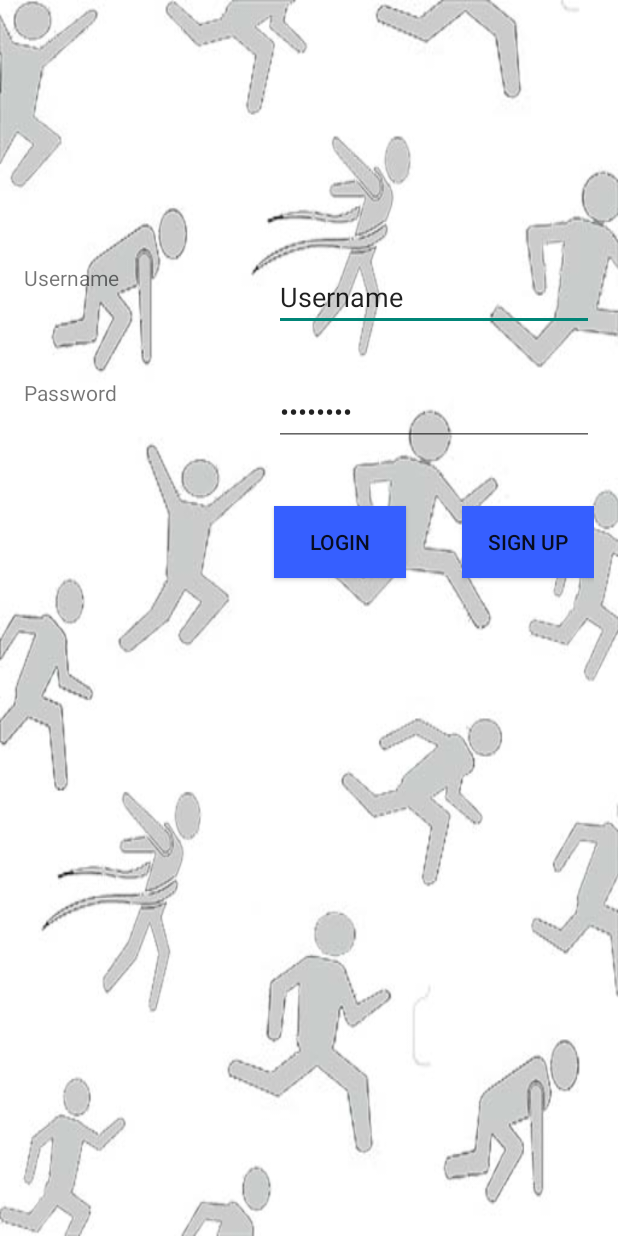
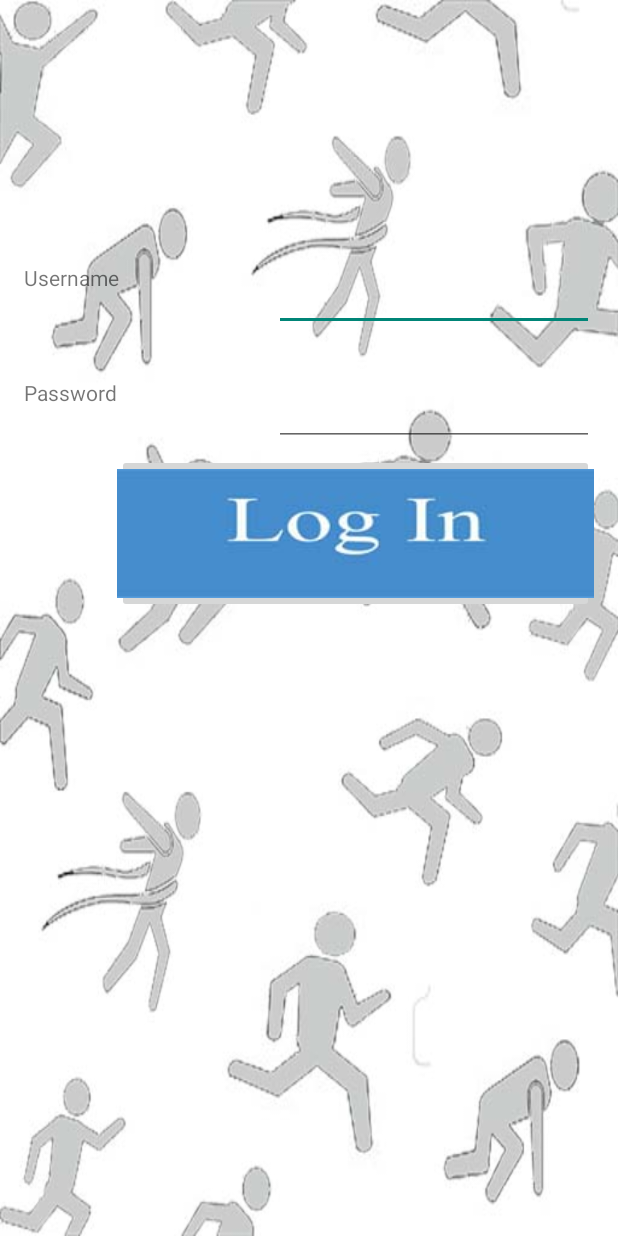
Before and after one commit to wahyuoi/HidupSehat, an Android app: the layout login.xml on its own in the app's theme, with its tools: preview values and no code run, on a phone screen of 412 x 824 dp. Run offline under Robolectric (Android 15) with nearby library versions, the phone set to English and light mode, and no system bars.

Commit message:
Login versi 2.0

```diff
--- a/app/src/main/res/layout/login.xml
+++ b/app/src/main/res/layout/login.xml
@@ -18,7 +18,6 @@
         android:layout_width="wrap_content"
         android:layout_height="wrap_content"
         android:inputType="textPersonName"
-        android:text="Username"
         android:ems="10"
         android:id="@+id/username"
         android:layout_alignTop="@+id/textView"
@@ -43,30 +42,28 @@
         android:id="@+id/password"
         android:layout_alignTop="@+id/textView2"
         android:layout_alignLeft="@+id/username"
-        android:layout_alignStart="@+id/username"
-        android:text="Password" />
+        android:layout_alignStart="@+id/username" />
 
-    <Button
+    <ImageButton
         android:layout_width="wrap_content"
         android:layout_height="wrap_content"
-        android:text="Login"
-        android:id="@+id/submit"
-        android:layout_marginTop="40dp"
+        android:id="@+id/login"
+        android:src="@drawable/login"
         android:layout_below="@+id/password"
-        android:layout_alignLeft="@+id/password"
-        android:layout_alignStart="@+id/password"
-        android:background="#ff365fff" />
+        android:layout_toRightOf="@+id/textView2"
+        android:layout_toEndOf="@+id/textView2"
+        android:layout_marginTop="5dp"
+        />
 
-    <Button
-        android:layout_width="wrap_content"
-        android:layout_height="wrap_content"
-        android:text="Sign Up"
+    <ImageButton
+        android:layout_width="100dp"
+        android:layout_height="60dp"
         android:id="@+id/signup"
-        android:layout_alignTop="@+id/submit"
-        android:layout_alignParentRight="true"
-        android:layout_alignParentEnd="true"
-        android:onClick="gotoSignup"
-
-        android:background="#ff365fff" />
+        android:layout_alignTop="@+id/login"
+        android:layout_toRightOf="@+id/login"
+        android:layout_toEndOf="@+id/login"
+        android:src="@drawable/signup"
+        android:layout_marginLeft="5dp"
+        />
 
 </RelativeLayout>
```
